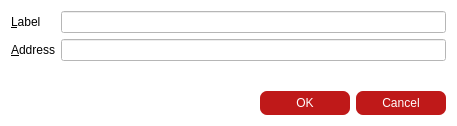
Qt form src/qt/forms/editaddressdialog.ui (GlobalBoost/GlobalBoost-Y) before a commit.
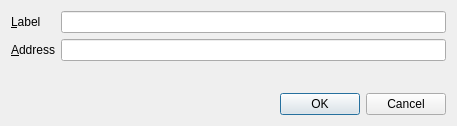
The same form after that commit.

Patch:
```diff
--- a/src/qt/forms/editaddressdialog.ui
+++ b/src/qt/forms/editaddressdialog.ui
@@ -10,18 +10,9 @@
     <height>126</height>
    </rect>
   </property>
-  <property name="maximumSize">
-   <size>
-    <width>16777215</width>
-    <height>380</height>
-   </size>
-  </property>
   <property name="windowTitle">
    <string>Edit Address</string>
   </property>
-  <property name="styleSheet">
-   <string notr="true">background-color: rgb(255, 255, 255);</string>
-  </property>
   <layout class="QVBoxLayout" name="verticalLayout">
    <item>
     <layout class="QFormLayout" name="formLayout">
@@ -66,36 +57,6 @@
    </item>
    <item>
     <widget class="QDialogButtonBox" name="buttonBox">
-     <property name="styleSheet">
-      <string notr="true">QPushButton {
- color: white;
- background-color: #BF1919;
- border-width: 0px;
- border-color: #339;
- border-style: solid;
- border-radius: 7;
- padding: 3px;
- font-size: 12px;
- padding-left: 5px;
- padding-right: 5px;
- min-width: 80px;
- max-width:150px;
- min-height: 18px;
- max-height: 18px;
-}
-
-QPushButton:!enabled {
-	background-color: #769597;
-}
-
-QPushButton:hover {
-	background-color: #990000;
-}
-
-QPushButton:pressed:flat {
-	background-color: #00a99d;
-}</string>
-     </property>
      <property name="orientation">
       <enum>Qt::Horizontal</enum>
      </property>
```
